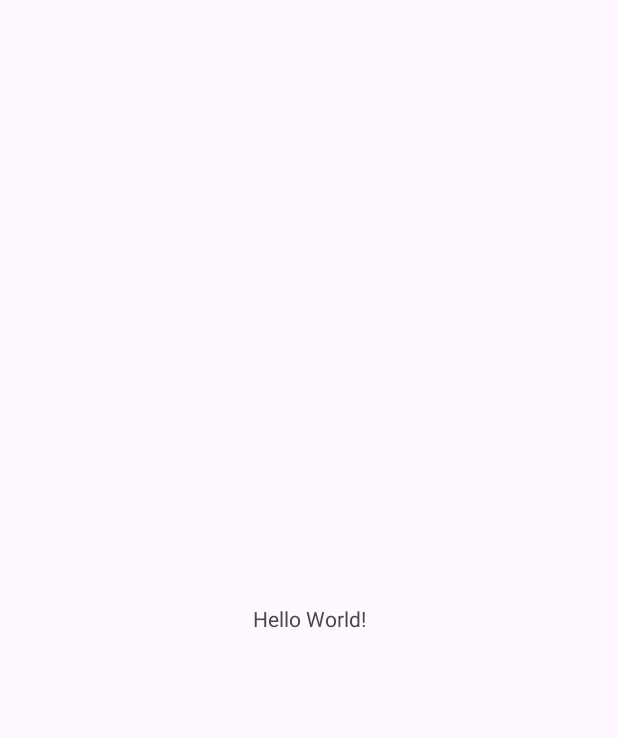
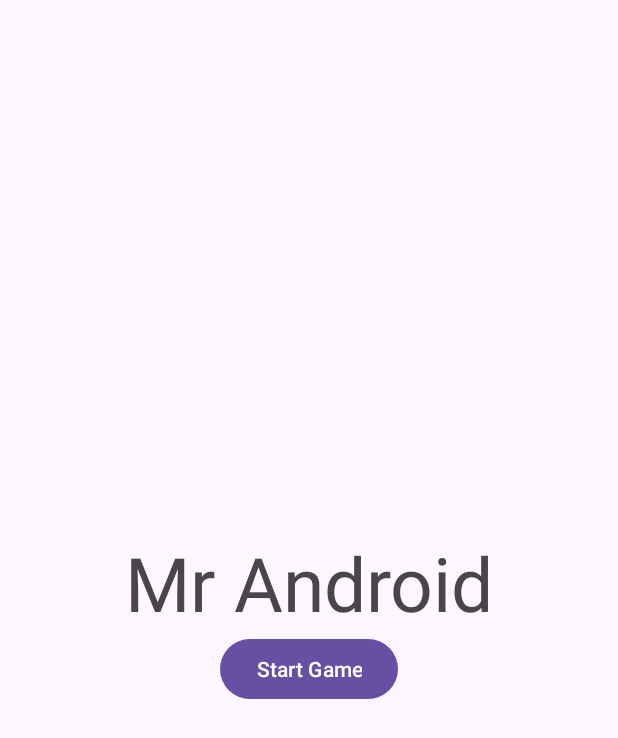
Before and after one commit to kyuhihi/Mr_Driller_Android, an Android app: the screen it shows after launch (MainActivity), on a phone screen of 412 x 824 dp. Before the commit the part shown is almost empty. Shown: the top 738 px of the screen. Run offline under Robolectric (Android 15) with nearby library versions, the phone set to English and light mode, and no system bars.

```diff
--- a/app/src/main/AndroidManifest.xml
+++ b/app/src/main/AndroidManifest.xml
@@ -13,6 +13,10 @@
         android:theme="@style/Theme.Mr_Driller"
         tools:targetApi="31">
         <activity
+            android:name=".GameActivity"
+            android:configChanges="orientation|screenSize"
+            android:exported="false" />
+        <activity
             android:name=".MainActivity"
             android:exported="true">
             <intent-filter>
--- a/app/src/main/java/kr/ac/tukorea/ge/spgp/kyuhyun/mr_driller/MainActivity.java
+++ b/app/src/main/java/kr/ac/tukorea/ge/spgp/kyuhyun/mr_driller/MainActivity.java
@@ -1,9 +1,10 @@
 package kr.ac.tukorea.ge.spgp.kyuhyun.mr_driller;
 
+import android.content.Intent;
+import android.os.Bundle;
+import android.view.View;
+
 import androidx.appcompat.app.AppCompatActivity;
-
-import android.os.Bundle;
-
 public class MainActivity extends AppCompatActivity {
 
     @Override
@@ -11,4 +12,8 @@ public class MainActivity extends AppCompatActivity {
         super.onCreate(savedInstanceState);
         setContentView(R.layout.activity_main);
     }
+    public void onBtnStartGame(View view)
+    {
+        startActivity(new Intent(this, GameActivity.class));
+    }
 }
--- a/app/src/main/res/layout/activity_main.xml
+++ b/app/src/main/res/layout/activity_main.xml
@@ -6,13 +6,30 @@
     android:layout_height="match_parent"
     tools:context=".MainActivity">
 
-    <TextView
+    <LinearLayout
         android:layout_width="wrap_content"
         android:layout_height="wrap_content"
-        android:text="Hello World!"
+        android:orientation="vertical"
+        android:gravity="center"
         app:layout_constraintBottom_toBottomOf="parent"
         app:layout_constraintEnd_toEndOf="parent"
         app:layout_constraintStart_toStartOf="parent"
-        app:layout_constraintTop_toTopOf="parent" />
+        app:layout_constraintTop_toTopOf="parent"
+        >
+        <TextView
+            android:layout_width="wrap_content"
+            android:layout_height="wrap_content"
+            android:text="Mr Android"
+            android:textSize="50sp"
+            />
+        <Button
+            android:layout_width="wrap_content"
+            android:layout_height="wrap_content"
+            android:text="Start Game"
+            android:onClick="onBtnStartGame"
+            />
+    </LinearLayout>
+
+
 
 </androidx.constraintlayout.widget.ConstraintLayout>
```
Also changed, not shown: app/src/main/java/kr/ac/tukorea/ge/spgp/kyuhyun/mr_driller/GameActivity.java (added, +15 -0 lines), app/src/main/java/kr/ac/tukorea/ge/spgp/kyuhyun/mr_driller/GameView.java (added, +79 -0 lines).
